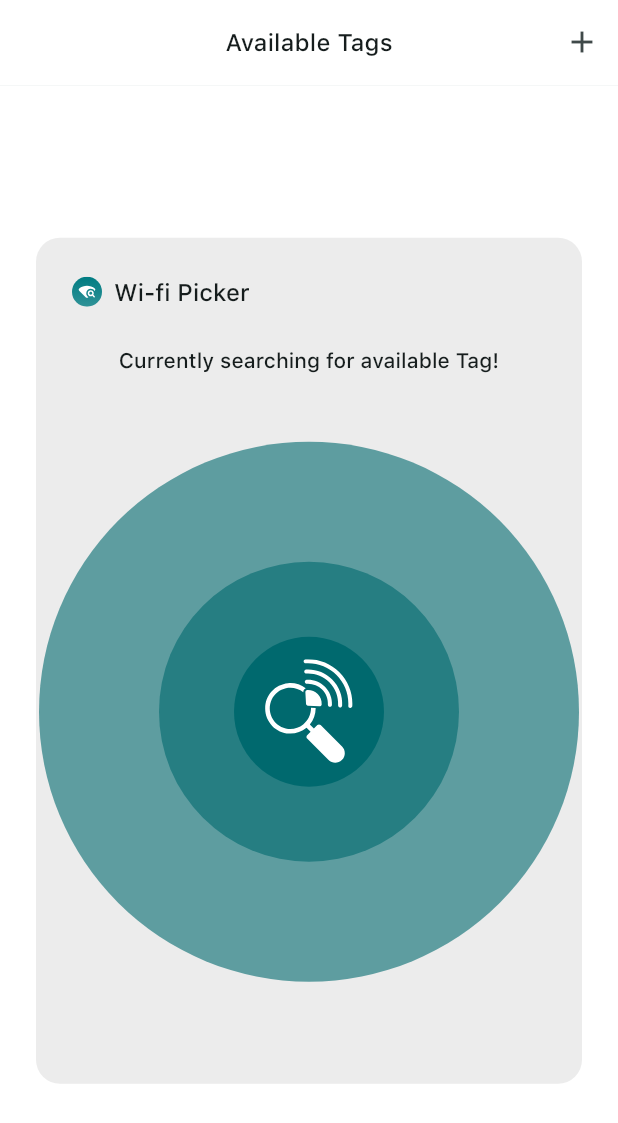
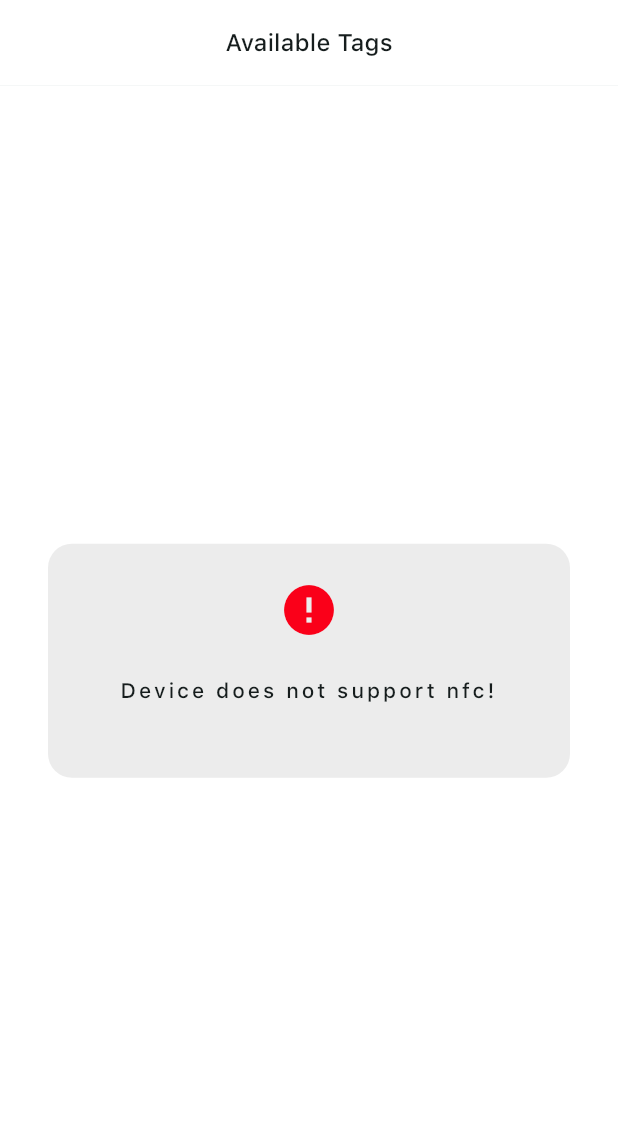
Before and after one commit to MrKhay/wifi_picker, a Flutter app: the screen it shows after launch, on a phone screen of 412 x 824 dp. Shown: the top 1123 px of the screen. Run offline on Flutter 3.47's test engine with Material 3 defaults, Android fonts, the phone set to English and light mode, and no system bars; our stand-ins replace flutter_riverpod, flutter_spinkit, flutter_svg, google_fonts, lottie, riverpod_annotation; missing offline and left inert: nfc_manager, observe_internet_connectivity, wifi_scan; generated files the repository leaves out were written again.

Commit message:
refact: removed testing constraints

```diff
--- a/lib/features/home/presentation/screens/available_tags_screen.dart
+++ b/lib/features/home/presentation/screens/available_tags_screen.dart
@@ -47,7 +47,7 @@ class _AvailableTagsState extends ConsumerState<AvailableTagsScreen> {
       } else {
         if (mounted) {
           setState(() {
-            // supportsNfc = false;
+            supportsNfc = false;
           });
         }
       }
@@ -78,14 +78,14 @@ class _AvailableTagsState extends ConsumerState<AvailableTagsScreen> {
     return Scaffold(
       appBar: appBar(
         context: context,
-        actions: <Widget>[
-          IconButton(
-              onPressed: () {
-                ref.read(tagsNotifiierProvider.notifier).addTag(
-                    const NfcTag(handle: '345 Tag', data: <String, dynamic>{}));
-              },
-              icon: const Icon(Icons.add))
-        ],
+        // actions: <Widget>[
+        //   IconButton(
+        //       onPressed: () {
+        //         ref.read(tagsNotifiierProvider.notifier).addTag(
+        //             const NfcTag(handle: '345 Tag', data: <String, dynamic>{}));
+        //       },
+        //       icon: const Icon(Icons.add))
+        // ],
         title: kAvaliableTags,
         centerTitle: true,
         style: context.textTheme.titleMedium?.copyWith(
```
